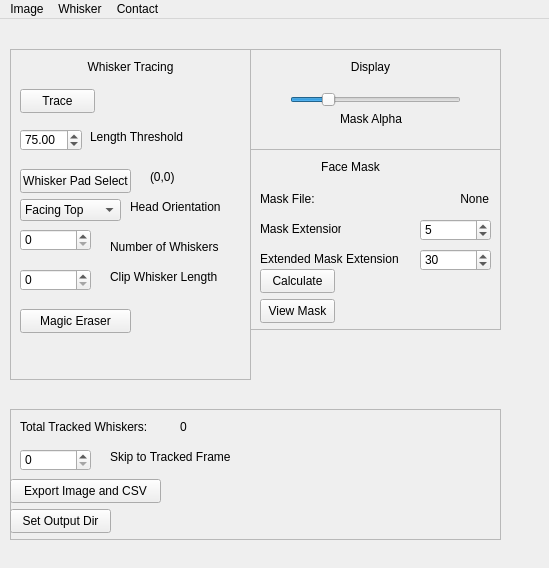
Before: the Qt Designer form src/WhiskerToolbox/Whisker_Widget/Whisker_Widget.ui in paulmthompson/WhiskerToolbox, drawn with Qt 5.
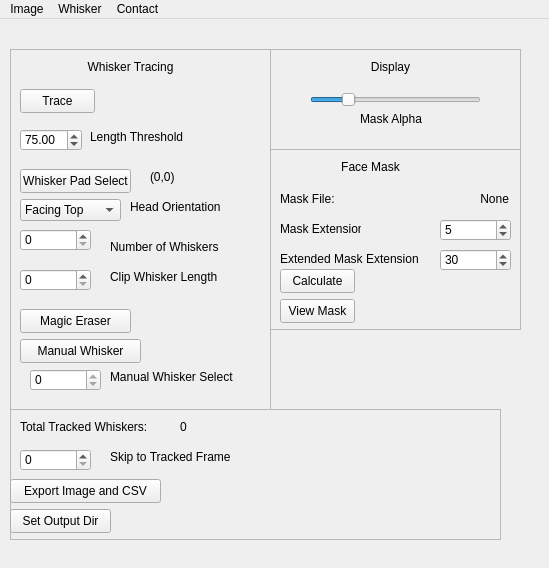
After: the same form once the commit is applied.

Commit message: magic eraser added. contact widget spinbox removed. install should copy opencv dll needed for seamless clone

```diff
--- a/src/WhiskerToolbox/Whisker_Widget/Whisker_Widget.ui
+++ b/src/WhiskerToolbox/Whisker_Widget/Whisker_Widget.ui
@@ -19,8 +19,8 @@
      <rect>
       <x>10</x>
       <y>30</y>
-      <width>241</width>
-      <height>331</height>
+      <width>261</width>
+      <height>361</height>
      </rect>
     </property>
     <property name="frameShape">
@@ -233,11 +233,62 @@
       <string>Magic Eraser</string>
      </property>
     </widget>
+    <widget class="QPushButton" name="manual_whisker_button">
+     <property name="geometry">
+      <rect>
+       <x>10</x>
+       <y>290</y>
+       <width>121</width>
+       <height>24</height>
+      </rect>
+     </property>
+     <property name="text">
+      <string>Manual Whisker</string>
+     </property>
+     <property name="checkable">
+      <bool>true</bool>
+     </property>
+    </widget>
+    <widget class="QSpinBox" name="manual_whisker_select_spinbox">
+     <property name="geometry">
+      <rect>
+       <x>20</x>
+       <y>320</y>
+       <width>71</width>
+       <height>22</height>
+      </rect>
+     </property>
+     <property name="minimum">
+      <number>0</number>
+     </property>
+     <property name="maximum">
+      <number>0</number>
+     </property>
+     <property name="singleStep">
+      <number>1</number>
+     </property>
+     <property name="value">
+      <number>0</number>
+     </property>
+    </widget>
+    <widget class="QLabel" name="label_14">
+     <property name="geometry">
+      <rect>
+       <x>100</x>
+       <y>320</y>
+       <width>141</width>
+       <height>16</height>
+      </rect>
+     </property>
+     <property name="text">
+      <string>Manual Whisker Select</string>
+     </property>
+    </widget>
    </widget>
    <widget class="QFrame" name="frame_2">
     <property name="geometry">
      <rect>
-      <x>250</x>
+      <x>270</x>
       <y>30</y>
       <width>251</width>
       <height>101</height>
@@ -301,7 +352,7 @@
    <widget class="QFrame" name="frame_3">
     <property name="geometry">
      <rect>
-      <x>250</x>
+      <x>270</x>
       <y>130</y>
       <width>251</width>
       <height>181</height>
```
The commit also changes 7 other files.
